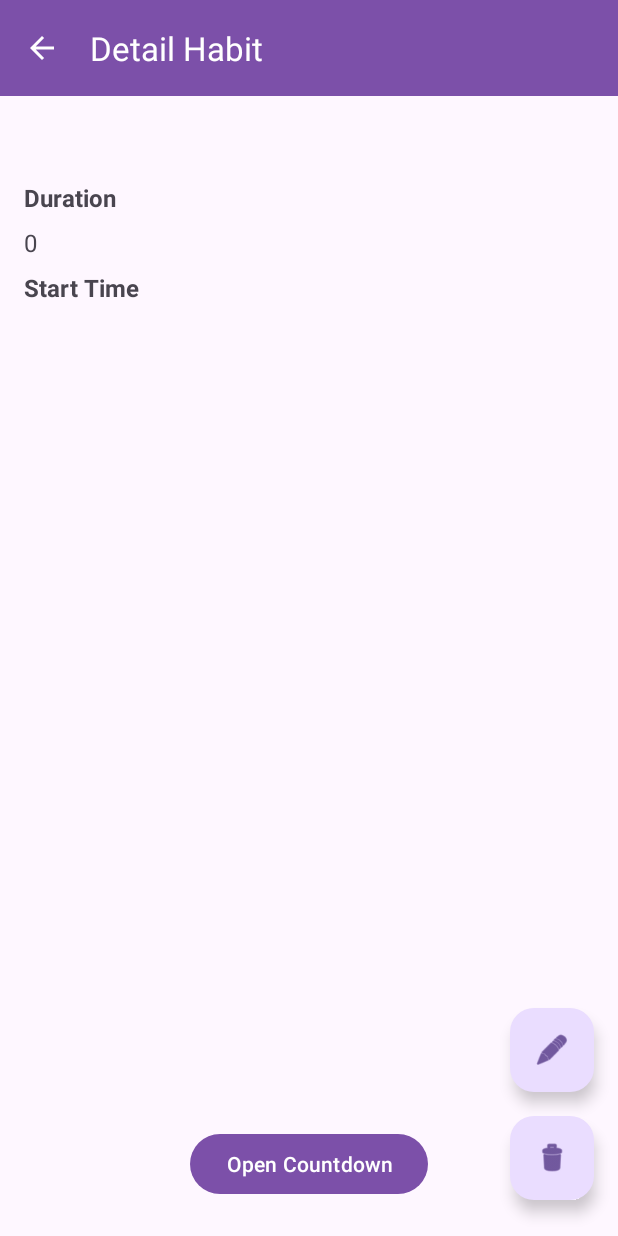
After one commit to BayuNindioko/HabitApp, an Android app: the DetailActivity screen opened directly, with no data from a screen before it, on a phone screen of 412 x 824 dp. The commit adds this screen. Run offline under Robolectric (Android 15) with nearby library versions, the phone set to English and light mode, and no system bars.

Commit message:
read habit sama nampilin recycle view

```diff
--- a/app/src/main/AndroidManifest.xml
+++ b/app/src/main/AndroidManifest.xml
@@ -14,6 +14,12 @@
         android:supportsRtl="true"
         android:theme="@style/Theme.HabitApp"
         tools:targetApi="31">
+        <activity
+            android:name=".detail.EditHabitActivity"
+            android:exported="false" />
+        <activity
+            android:name=".detail.DetailActivity"
+            android:exported="false" />
         <activity
             android:name=".BottomNav.addHabit.AddHabitActivity"
             android:exported="false" />
--- a/app/src/main/java/com/example/habitapp/BottomNav/home/HabitAdapter.kt
+++ b/app/src/main/java/com/example/habitapp/BottomNav/home/HabitAdapter.kt
@@ -1,12 +1,17 @@
 package com.example.habitapp.BottomNav.home
 
+import android.content.Context
+import android.content.Intent
 import android.view.LayoutInflater
 import android.view.View
 import android.view.ViewGroup
 import android.widget.ImageView
 import android.widget.TextView
 import androidx.recyclerview.widget.RecyclerView
+import com.dicoding.habitapp.utils.HABIT_ID
+import com.dicoding.habitapp.utils.HABIT_TITLE
 import com.example.habitapp.R
+import com.example.habitapp.detail.DetailActivity
 
 class HabitAdapter(
     private val habits: List<Habit>,
--- /dev/null
+++ b/app/src/main/java/com/example/habitapp/detail/DetailActivity.kt
@@ -0,0 +1,60 @@
+package com.example.habitapp.detail
+
+import android.content.Intent
+import androidx.appcompat.app.AppCompatActivity
+import android.os.Bundle
+import android.view.MenuItem
+import com.dicoding.habitapp.utils.HABIT_ID
+import com.example.habitapp.databinding.ActivityDetailBinding
+
+class DetailActivity : AppCompatActivity() {
+    private lateinit var binding: ActivityDetailBinding
+
+    override fun onCreate(savedInstanceState: Bundle?) {
+        super.onCreate(savedInstanceState)
+        binding = ActivityDetailBinding.inflate(layoutInflater)
+        setContentView(binding.root)
+        setSupportActionBar(binding.toolbar)
+
+        val habitTitle = intent.getStringExtra("HABIT_TITLE")
+        val habitStart = intent.getStringExtra("HABIT_START")
+        val habitMinute = intent.getIntExtra("HABIT_MINUTE", 0)
+        val habitPriority = intent.getStringExtra("HABIT_PRIORITY")
+
+        binding.title.text = habitTitle
+        binding.startText.text = habitStart
+        binding.durationText.text = habitMinute.toString()
+
+        supportActionBar?.apply {
+            setDisplayHomeAsUpEnabled(true)
+            setTitle("Detail Habit")
+        }
+
+        binding.floatingActionButton3.setOnClickListener {
+            val intent = Intent(this, EditHabitActivity::class.java)
+            intent.putExtra("HABIT_TITLE",habitTitle)
+            intent.putExtra("HABIT_START", habitStart)
+            intent.putExtra("HABIT_MINUTE", habitMinute)
+            intent.putExtra("HABIT_PRIORITY",habitPriority)
+            startActivity(intent)
+        }
+
+        binding.floatingActionButton2.setOnClickListener {
+            //logix delete disini
+        }
+    }
+
+    override fun onOptionsItemSelected(item: MenuItem): Boolean {
+        if (item.itemId == android.R.id.home) {
+            onBackPressed()
+            return true
+        }
+        return super.onOptionsItemSelected(item)
+    }
+
+    @Deprecated("Deprecated in Java")
+    override fun onBackPressed() {
+        super.onBackPressed()
+        finish()
+    }
+}
--- /dev/null
+++ b/app/src/main/res/layout/activity_detail.xml
@@ -0,0 +1,113 @@
+<?xml version="1.0" encoding="utf-8"?>
+<androidx.constraintlayout.widget.ConstraintLayout
+    xmlns:android="http://schemas.android.com/apk/res/android"
+    xmlns:tools="http://schemas.android.com/tools"
+    xmlns:app="http://schemas.android.com/apk/res-auto"
+    android:layout_width="match_parent"
+    android:layout_height="match_parent"
+    tools:context=".detail.DetailActivity">
+
+    <com.google.android.material.appbar.MaterialToolbar
+        android:id="@+id/toolbar"
+        android:layout_width="match_parent"
+        android:layout_height="?attr/actionBarSize"
+        android:background="?attr/colorPrimary"
+        android:elevation="4dp"
+        android:theme="@style/ActionBarStyle"
+        app:layout_constraintEnd_toEndOf="parent"
+        app:layout_constraintStart_toStartOf="parent"
+        app:layout_constraintTop_toTopOf="parent" />
+
+
+    <TextView
+        android:id="@+id/title"
+        android:layout_width="match_parent"
+        android:layout_height="wrap_content"
+        android:layout_marginStart="16dp"
+        android:layout_marginTop="16dp"
+        android:text="Nama Habit"
+        android:textSize="24sp"
+        android:textStyle="bold"
+        app:layout_constraintEnd_toEndOf="parent"
+        app:layout_constraintStart_toStartOf="parent"
+        app:layout_constraintTop_toBottomOf="@+id/toolbar" />
+
+    <TextView
+        android:id="@+id/duration"
+        android:layout_width="match_parent"
+        android:layout_height="wrap_content"
+        android:text="Duration"
+        android:textStyle="bold"
+        android:layout_marginStart="16dp"
+        android:layout_marginTop="8dp"
+        android:textSize="16sp"
+        app:layout_constraintStart_toStartOf="parent"
+        app:layout_constraintTop_toBottomOf="@+id/title" />
+
+    <TextView
+        android:id="@+id/duration_text"
+        android:layout_width="match_parent"
+        android:layout_height="wrap_content"
+        android:text="15"
+        android:layout_marginStart="16dp"
+        android:layout_marginTop="8dp"
+        android:textSize="16sp"
+        app:layout_constraintStart_toStartOf="parent"
+        app:layout_constraintTop_toBottomOf="@+id/duration" />
+
+    <TextView
+        android:id="@+id/start"
+        android:layout_width="match_parent"
+        android:layout_height="wrap_content"
+        android:text="Start Time"
+        android:textStyle="bold"
+        android:layout_marginStart="16dp"
+        android:layout_marginTop="8dp"
+        android:textSize="16sp"
+        app:layout_constraintStart_toStartOf="parent"
+        app:layout_constraintTop_toBottomOf="@+id/duration_text" />
+
+    <TextView
+        android:id="@+id/start_text"
+        android:layout_width="match_parent"
+        android:layout_height="wrap_content"
+        android:text="15:30"
+        android:layout_marginStart="16dp"
+        android:layout_marginTop="8dp"
+        android:textSize="16sp"
+        app:layout_constraintStart_toStartOf="parent"
+        app:layout_constraintTop_toBottomOf="@+id/start" />
+
+    <Button
+        android:layout_width="wrap_content"
+        android:layout_height="wrap_content"
+        android:layout_marginBottom="24dp"
+        android:text="Open Countdown"
+        app:layout_constraintBottom_toBottomOf="parent"
+        app:layout_constraintEnd_toEndOf="parent"
+        app:layout_constraintStart_toStartOf="parent" />
+
+    <com.google.android.material.floatingactionbutton.FloatingActionButton
+        android:id="@+id/floatingActionButton2"
+        android:layout_width="wrap_content"
+        android:layout_height="wrap_content"
+        android:layout_marginEnd="16dp"
+        android:layout_marginBottom="24dp"
+        android:clickable="true"
+        app:layout_constraintBottom_toBottomOf="parent"
+        app:layout_constraintEnd_toEndOf="parent"
+        app:srcCompat="@android:drawable/ic_menu_delete" />
+
+    <com.google.android.material.floatingactionbutton.FloatingActionButton
+        android:id="@+id/floatingActionButton3"
+        android:layout_width="wrap_content"
+        android:layout_height="wrap_content"
+        android:layout_marginEnd="16dp"
+        android:layout_marginBottom="16dp"
+        android:clickable="true"
+        app:layout_constraintBottom_toTopOf="@+id/floatingActionButton2"
+        app:layout_constraintEnd_toEndOf="parent"
+        app:srcCompat="@android:drawable/ic_menu_edit" />
+
+
+</androidx.constraintlayout.widget.ConstraintLayout>
```
Also changed, not shown: app/src/main/java/com/example/habitapp/BottomNav/home/HomeFragment.kt (+8 -1 lines), app/src/main/java/com/example/habitapp/detail/EditHabitActivity.kt (added, +71 -0 lines), app/src/main/res/layout/activity_edit_habit.xml (added, +97 -0 lines).
